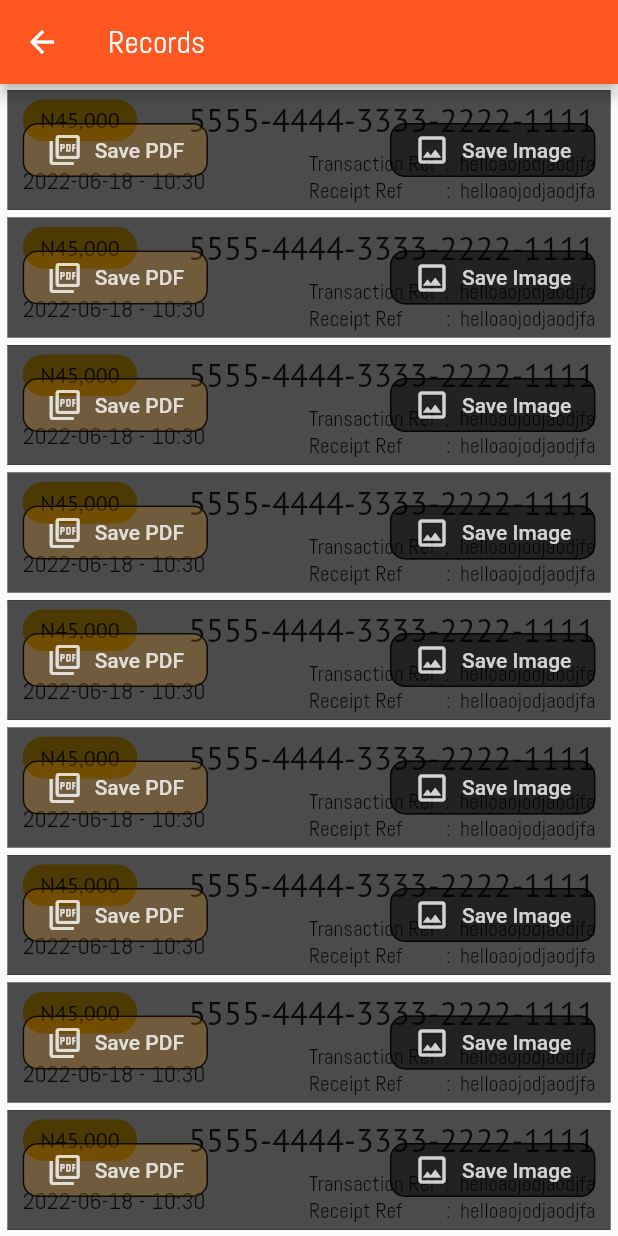
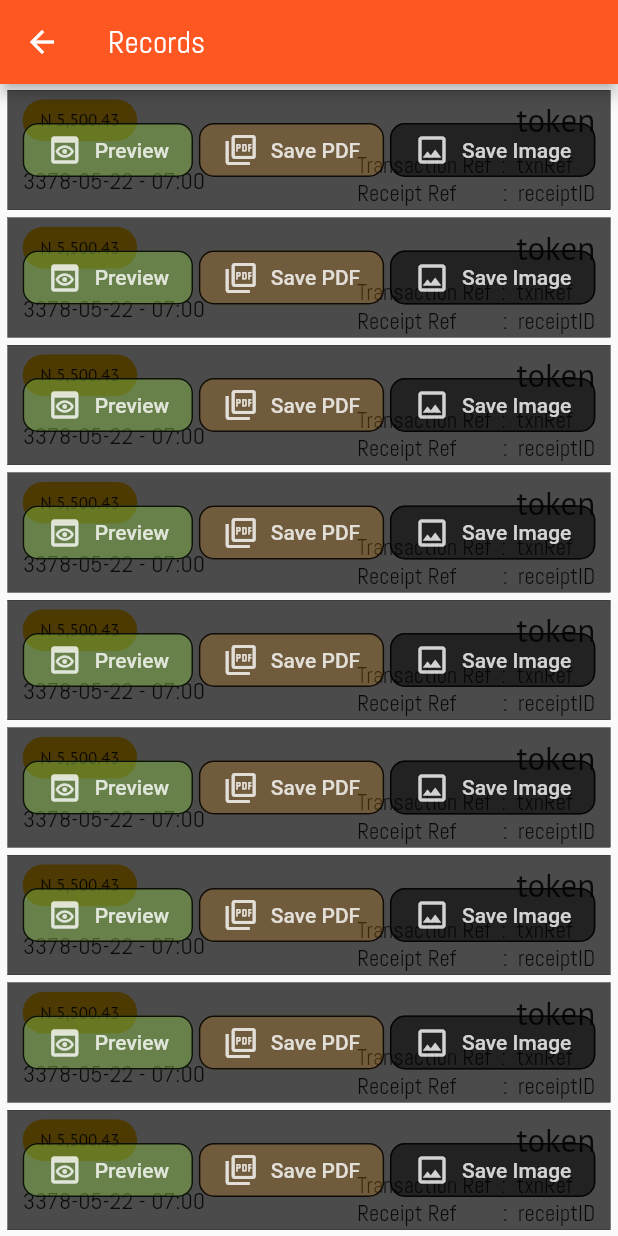
Before and after one commit to Sani-Abdullah/token-meterpay, a Flutter app: the PurchaseHistoryScreen screen opened by its route, on a phone screen of 412 x 824 dp. Run offline on Flutter 3.47's test engine with Material 2 defaults, Android fonts, the phone set to English and light mode, and no system bars; our stand-ins replace cloud_firestore, firebase_auth, firebase_core, flutter_form_builder, money_formatter; missing offline and left inert: flutter_paystack; accounts and stored records are empty; network calls fail.

```diff
--- a/lib/components/record_tile.dart
+++ b/lib/components/record_tile.dart
@@ -1,6 +1,11 @@
 // External
 import 'package:flutter/material.dart';
 import 'package:intl/intl.dart';
+import 'package:money_formatter/money_formatter.dart';
+
+// Internal
+import '../models/transaction_record.dart';
+import '../screens/home_screen_d/receipt_preview_screen.dart';
 
 class RecordTile extends StatelessWidget {
   final Map<String, TextStyle> _recordTileStyle = {
@@ -23,7 +28,9 @@ class RecordTile extends StatelessWidget {
     ),
   };
 
-  RecordTile({Key? key}) : super(key: key);
+  final TransactionRecord txnRecord;
+
+  RecordTile({Key? key, required this.txnRecord}) : super(key: key);
 
   @override
   Widget build(BuildContext context) {
@@ -32,8 +39,8 @@ class RecordTile extends StatelessWidget {
       child: Stack(
         // fit: StackFit.expand,
         children: [
-          DetailsView(recordTileStyle: _recordTileStyle),
-          const OptionsView(),
+          DetailsView(recordTileStyle: _recordTileStyle, txnRecord: txnRecord),
+          OptionsView(txnRecord: txnRecord),
         ],
       ),
     );
@@ -41,9 +48,36 @@ class RecordTile extends StatelessWidget {
 }
 
 class OptionsView extends StatelessWidget {
+  final TransactionRecord txnRecord;
   const OptionsView({
     Key? key,
+    required this.txnRecord,
   }) : super(key: key);
+
+  Widget optionButton(
+    String title,
+    Icon icon,
+    Color color,
+    void Function() handler,
+  ) {
+    return OutlinedButton.icon(
+      onPressed: handler,
+      icon: icon,
+      label: Text(title),
+      style: ButtonStyle(
+          side: MaterialStateProperty.all(
+              const BorderSide(color: Colors.black87)),
+          alignment: Alignment.center,
+          foregroundColor:
+              MaterialStateProperty.all(Colors.white.withOpacity(0.8)),
+          backgroundColor: MaterialStateProperty.all(color),
+          shape: MaterialStateProperty.all(
+            const RoundedRectangleBorder(
+              borderRadius: BorderRadius.all(Radius.circular(10.0)),
+            ),
+          )),
+    );
+  }
 
   @override
   Widget build(BuildContext context) {
@@ -58,38 +92,12 @@ class OptionsView extends StatelessWidget {
       child: Row(
         mainAxisAlignment: MainAxisAlignment.spaceBetween,
         children: [
-          OutlinedButton.icon(
-            onPressed: () {},
-            icon: const Icon(Icons.picture_as_pdf_outlined),
-            label: const Text('Save PDF'),
-            style: ButtonStyle(
-                side: MaterialStateProperty.all(
-                    const BorderSide(color: Colors.black87)),
-                alignment: Alignment.center,
-                foregroundColor: MaterialStateProperty.all(Colors.white.withOpacity(.80)),
-                backgroundColor: MaterialStateProperty.all(const Color.fromARGB(52, 255, 153, 0)),
-                shape: MaterialStateProperty.all(
-                  const RoundedRectangleBorder(
-                    borderRadius: BorderRadius.all(Radius.circular(10.0)),
-                  ),
-                )),
-          ),
-          OutlinedButton.icon(
-            onPressed: () {},
-            icon: const Icon(Icons.image_outlined),
-            label: const Text('Save Image'),
-            style: ButtonStyle(
-                side: MaterialStateProperty.all(
-                    const BorderSide(color: Colors.black87)),
-                alignment: Alignment.center,
-                foregroundColor: MaterialStateProperty.all(Colors.white.withOpacity(0.8)),
-                backgroundColor: MaterialStateProperty.all(Colors.black.withOpacity(.55)),
-                shape: MaterialStateProperty.all(
-                  const RoundedRectangleBorder(
-                    borderRadius: BorderRadius.all(Radius.circular(10.0)),
-                  ),
-                )),
-          ),
+          optionButton('Preview', const Icon(Icons.preview_outlined),
+              Colors.lightGreen.withOpacity(.45), () => Navigator.of(context).pushNamed(ReceiptPreviewScreen.routeName, arguments: txnRecord)),
+          optionButton('Save PDF', const Icon(Icons.picture_as_pdf_outlined),
+              const Color.fromARGB(52, 255, 153, 0), () {}),
+          optionButton('Save Image', const Icon(Icons.image_outlined),
+              Colors.black.withOpacity(.55), () {}),
         ],
       ),
     );
@@ -97,8 +105,10 @@ class OptionsView extends StatelessWidget {
 }
 
 class DetailsView extends StatelessWidget {
+  final TransactionRecord txnRecord;
   const DetailsView({
     Key? key,
+    required this.txnRecord,
     required Map<String, TextStyle> recordTileStyle,
   })  : _recordTileStyle = recordTileStyle,
         super(key: key);
@@ -107,6 +117,18 @@ class DetailsView extends StatelessWidget {
 
   @override
   Widget build(BuildContext context) {
+    final MoneyFormatter _priceGross = MoneyFormatter(
+      amount: double.parse(txnRecord.priceGross), // product.cost
+      settings: MoneyFormatterSettings(
+        // symbol: '₦',
+        symbol: 'N ',
+        thousandSeparator: ',',
+        decimalSeparator: '.',
+        symbolAndNumberSeparator: '',
+        fractionDigits: 2,
+        // compactFormatType: CompactFormatType.short,
+      ),
+    );
     return Column(
       children: [
         InkWell(
@@ -127,7 +149,7 @@ class DetailsView extends StatelessWidget {
                     Flexible(
                       flex: 2,
                       child: Chip(
-                        label: const FittedBox(child: Text('N45,000')),
+                        label: FittedBox(child: Text(_priceGross.output.symbolOnLeft)),
                         backgroundColor: Colors.amber,
                         labelStyle: _recordTileStyle['price'],
                         visualDensity: VisualDensity.compact,
@@ -137,7 +159,7 @@ class DetailsView extends StatelessWidget {
                       flex: 8,
                       child: FittedBox(
                         child: Text(
-                          '5555-4444-3333-2222-1111',
+                          txnRecord.token,
                           softWrap: false,
                           style: _recordTileStyle['token'],
                         ),
@@ -154,7 +176,7 @@ class DetailsView extends StatelessWidget {
                         child: FittedBox(
                           child: Text(
                             DateFormat('yyyy-MM-dd - kk:mm')
-                                .format(DateTime.now()),
+                                .format(DateTime.fromMicrosecondsSinceEpoch(txnRecord.date)),
                             style: _recordTileStyle['date'],
                           ),
                         ),
@@ -166,13 +188,13 @@ class DetailsView extends StatelessWidget {
                           children: [
                             FittedBox(
                               child: Text(
-                                'Transaction Ref  :  helloaojodjaodjfa',
+                                'Transaction Ref  :  ${txnRecord.txnReference}',
                                 style: _recordTileStyle['reference'],
                               ),
                             ),
                             FittedBox(
                               child: Text(
-                                'Receipt Ref         :  helloaojodjaodjfa',
+                                'Receipt Ref         :  ${txnRecord.receiptID}',
                                 style: _recordTileStyle['reference'],
                               ),
                             ),
--- a/lib/models/transaction_record.dart
+++ b/lib/models/transaction_record.dart
@@ -6,7 +6,7 @@ class TransactionRecord {
   final String units;
   final String meterNumber;
   final String meterName;
-  final String date;
+  final int date;
   final String priceGross;
   final String priceNet;
   final String debt;
--- a/lib/models/user.dart
+++ b/lib/models/user.dart
@@ -6,12 +6,14 @@ class User {
   final String email;
   final String username;
   final String telephone;
+  final List transactions;
 
-  const User({required this.uid, required this.email, required this.username, required this.telephone});
+  User({required this.uid, required this.email, required this.username, required this.telephone, required this.transactions});
 
   User.fromFireStore(DocumentSnapshot user)
       : uid = user.id,
         email = user.get('email'),
         username = user.get('username'),
-        telephone = user.get('telephone');
+        telephone = user.get('telephone'),
+        transactions = user.get('transactions') as List<Map<String, dynamic>>;
 }
--- a/lib/screens/home_screen.dart
+++ b/lib/screens/home_screen.dart
@@ -113,7 +113,6 @@ class HomeScreen extends StatelessWidget {
               Navigator.of(context).pushNamed(PurchaseHistoryScreen.routeName);
             },
           ),
-          const Divider(),
           ListTile(
             // selected: true,
             leading: const Icon(
--- a/lib/screens/home_screen_d/purchase_history_screen.dart
+++ b/lib/screens/home_screen_d/purchase_history_screen.dart
@@ -1,8 +1,11 @@
 // External
 import 'package:flutter/material.dart';
+import 'package:cloud_firestore/cloud_firestore.dart';
 
 // Internal
 import '../../components/record_tile.dart';
+import '../../helpers/auth.dart';
+import '../../models/transaction_record.dart';
 
 class PurchaseHistoryScreen extends StatelessWidget {
   PurchaseHistoryScreen({Key? key}) : super(key: key);
@@ -29,7 +32,26 @@ class PurchaseHistoryScreen extends StatelessWidget {
           padding: const EdgeInsets.only(top: 4.0),
           physics: const BouncingScrollPhysics(),
           itemCount: 15,
-          itemBuilder: (context, n) => RecordTile(),
+          itemBuilder: (context, n) => RecordTile(
+              txnRecord: const TransactionRecord(
+            txnReference: 'txnRef',
+            token: 'token',
+            receiptID: 'receiptID',
+            units: 'units',
+            meterNumber: 'meterNumber',
+            meterName: 'meterName',
+            date: 44444444444444444,
+            priceGross: '5500.43',
+            priceNet: '4500.00',
+            debt: 'debt',
+            vat: 'vat',
+            serviceCharge: 'serviceCharge',
+            freeUnits: 'freeUnits',
+            paymentType: 'paymentType',
+            username: 'username',
+            address: 'address',
+            meterCategory: 'meterCategory',
+          )),
         ));
   }
 }
--- a/pubspec.yaml
+++ b/pubspec.yaml
@@ -41,6 +41,9 @@ dependencies:
   firebase_auth: ^3.3.12
   firebase_core: ^1.14.0
   intl: ^0.17.0
+  money_formatter: ^0.0.3
+  provider: ^6.0.3
+  crypto: ^3.0.2
 
 dev_dependencies:
   flutter_test:
```
Also changed, not shown: lib/helpers/user_backend.dart (+22 -1 lines), lib/main.dart (+1 -11 lines), lib/screens/home_screen_d/receipt_preview_screen.dart (renamed from lib/screens/home_screen_d/receipt_preview.dart, +22 -19 lines), lib/screens/home_screen_d/recharge_screen.dart (+50 -7 lines), pubspec.lock.
